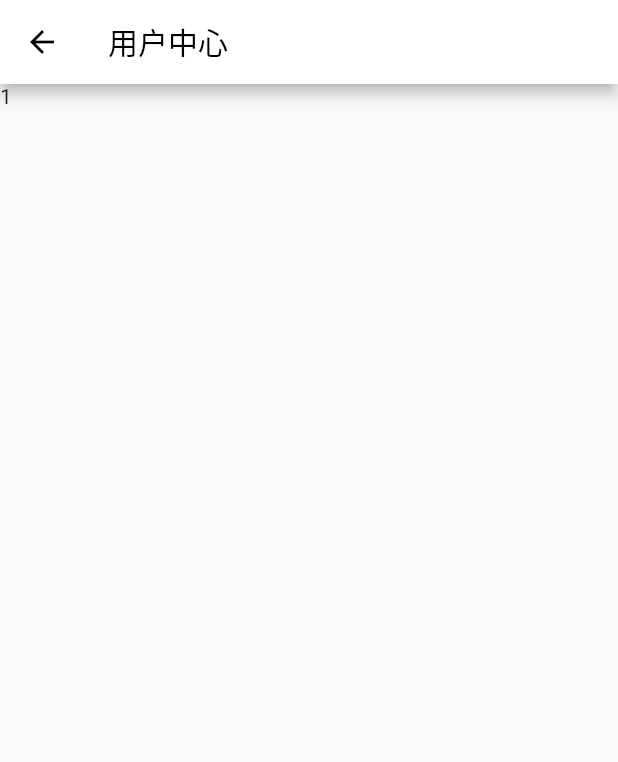
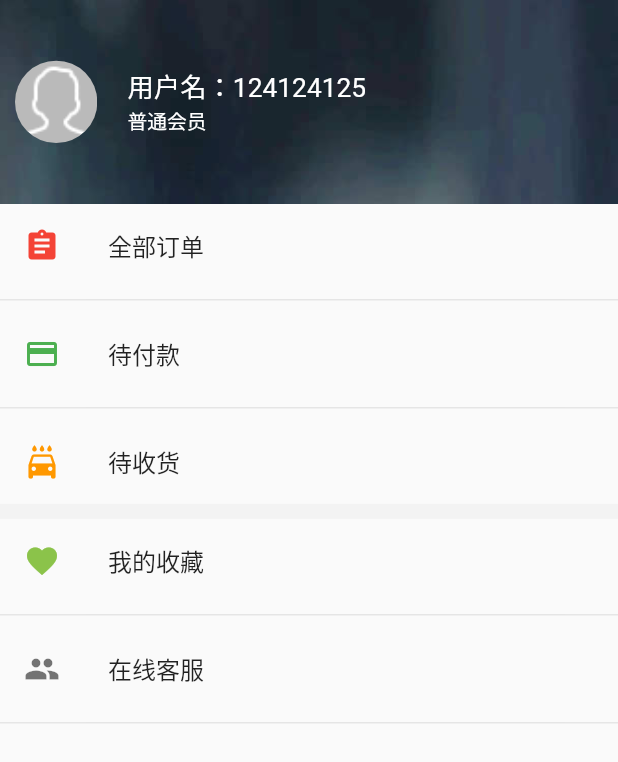
Before and after one commit to yangzl96/flutter_jd_project, a Flutter app: the UserPage screen opened directly, on a phone screen of 412 x 824 dp. Shown: the top 762 px of the screen. Run offline on Flutter 3.47's test engine with Material 2 defaults, Android fonts, the light colour scheme and no system bars; our stand-ins replace dio, event_bus, flutter_screenutil, flutter_swiper_null_safety, fluttertoast, shared_preferences; missing offline and left inert: flutter_inappwebview; accounts and stored records are empty; network calls fail.

Commit message:
用户中心

```diff
--- a/lib/pages/user/user_page.dart
+++ b/lib/pages/user/user_page.dart
@@ -1,19 +1,96 @@
+//https://material.io/tools/icons/?icon=favorite&style=baseline
+
+// ignore_for_file: prefer_const_constructors
+
 import 'package:flutter/material.dart';
+import 'package:jd_project/utils/autoSize.dart';
 
 class UserPage extends StatefulWidget {
-  const UserPage({Key? key}) : super(key: key);
+  UserPage({Key? key}) : super(key: key);
 
-  @override
-  State<UserPage> createState() => _UserPageState();
+  _UserPageState createState() => _UserPageState();
 }
 
 class _UserPageState extends State<UserPage> {
   @override
   Widget build(BuildContext context) {
     return Scaffold(
-        appBar: AppBar(
-          title: const Text('用户中心'),
+        // appBar: AppBar(
+        //   title: Text("用户中心"),
+        // ),
+        body: ListView(
+      children: <Widget>[
+        Container(
+          height: AutoSize.h(220),
+          width: double.infinity,
+          decoration: BoxDecoration(
+              image: DecorationImage(
+                  image: AssetImage('images/user_bg.jpg'), fit: BoxFit.cover)),
+          child: Row(
+            children: <Widget>[
+              Container(
+                  width: AutoSize.w(100),
+                  height: AutoSize.h(100),
+                  margin: EdgeInsets.fromLTRB(10, 0, 20, 0),
+                  decoration: BoxDecoration(
+                      shape: BoxShape.circle,
+                      image: DecorationImage(
+                          image: AssetImage('images/user.png'),
+                          fit: BoxFit.cover))),
+              // Expanded(
+              //   flex: 1,
+              //   child: Text("登录/注册",style: TextStyle(
+              //     color: Colors.white
+              //   )),
+              // )
+
+              Expanded(
+                flex: 1,
+                child: Column(
+                  mainAxisAlignment: MainAxisAlignment.center,
+                  crossAxisAlignment: CrossAxisAlignment.start,
+                  children: <Widget>[
+                    Text("用户名：124124125",
+                        style: TextStyle(
+                            color: Colors.white, fontSize: AutoSize.sp(32))),
+                    Text("普通会员",
+                        style: TextStyle(
+                            color: Colors.white, fontSize: AutoSize.sp(24))),
+                  ],
+                ),
+              )
+            ],
+          ),
         ),
-        body: Text('1'));
+        ListTile(
+          leading: Icon(Icons.assignment, color: Colors.red),
+          title: Text("全部订单"),
+        ),
+        Divider(),
+        ListTile(
+          leading: Icon(Icons.payment, color: Colors.green),
+          title: Text("待付款"),
+        ),
+        Divider(),
+        ListTile(
+          leading: Icon(Icons.local_car_wash, color: Colors.orange),
+          title: Text("待收货"),
+        ),
+        Container(
+            width: double.infinity,
+            height: 10,
+            color: Color.fromRGBO(242, 242, 242, 0.9)),
+        ListTile(
+          leading: Icon(Icons.favorite, color: Colors.lightGreen),
+          title: Text("我的收藏"),
+        ),
+        Divider(),
+        ListTile(
+          leading: Icon(Icons.people, color: Colors.black54),
+          title: Text("在线客服"),
+        ),
+        Divider(),
+      ],
+    ));
   }
 }
--- a/pubspec.yaml
+++ b/pubspec.yaml
@@ -67,10 +67,8 @@ flutter:
   uses-material-design: true
 
   # To add assets to your application, add an assets section, like this:
-  # assets:
-  #   - images/a_dot_burr.jpeg
-  #   - images/a_dot_ham.jpeg
-
+  assets:
+    - images/
   # An image asset can refer to one or more resolution-specific "variants", see
   # https://flutter.dev/assets-and-images/#resolution-aware.
 
```
Also changed, not shown: images/2.0x/user.png (added), images/2.0x/user_bg.jpg (added), images/3.0x/user.png (added), images/3.0x/user_bg.jpg (added), images/user.png (added), images/user_bg.jpg (added).
